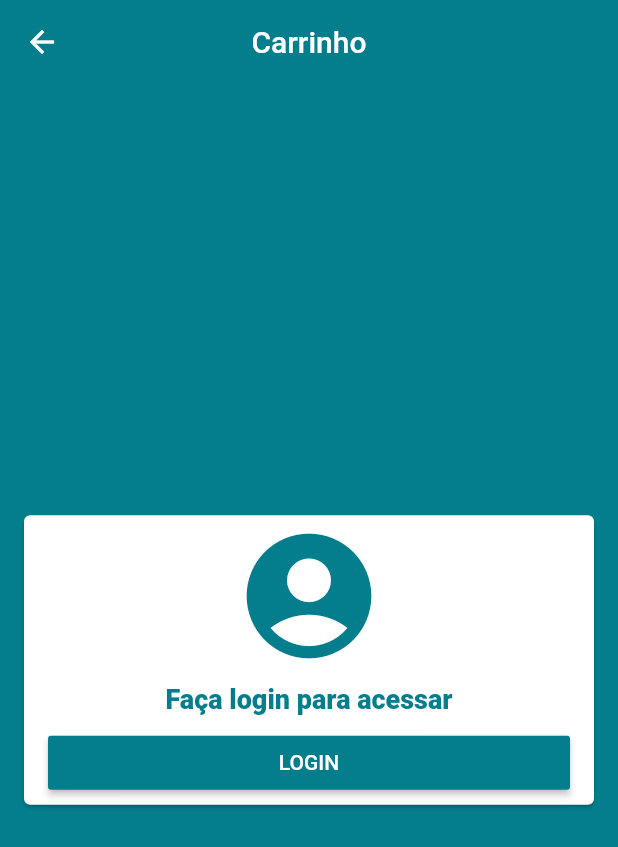
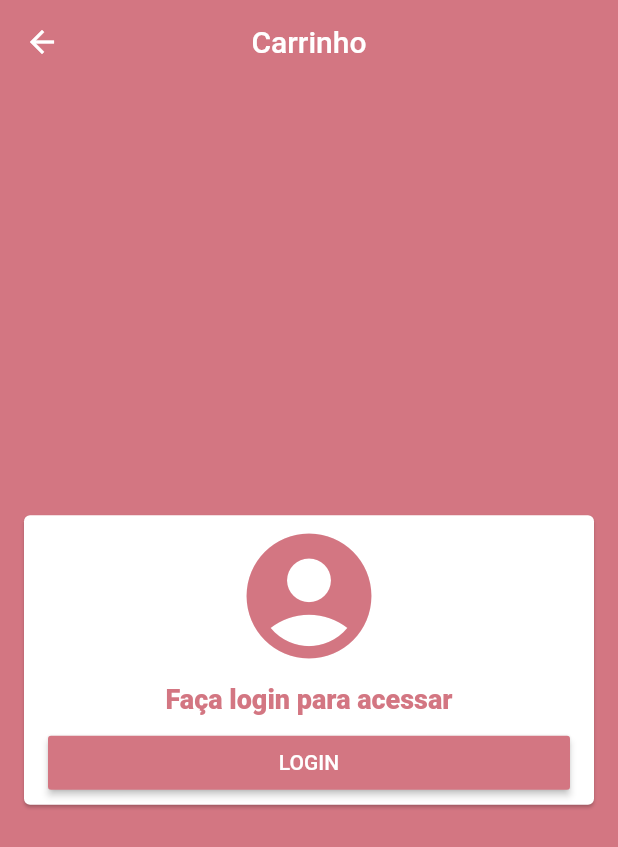
Before and after one commit to erick-adl/espaco-infinito-flutter-app, a Flutter app: the screen it shows after launch, after a tap on the "shopping cart" icon, on a phone screen of 412 x 824 dp. Shown: the top 847 px of the screen. Run offline on Flutter 3.47's test engine with Material 2 defaults, Android fonts, the phone set to English and light mode, and no system bars; our stand-ins replace cached_network_image, carousel_pro, cloud_firestore, firebase_auth, firebase_messaging, firebase_storage and 6 more; missing offline and left inert: alphabet_list_scroll_view, map_launcher; accounts and stored records are empty.

Commit message:
new app comming

```diff
--- a/lib/common/custom_drawer/custom_drawer_header.dart
+++ b/lib/common/custom_drawer/custom_drawer_header.dart
@@ -17,8 +17,8 @@ class CustomDrawerHeader extends StatelessWidget {
             decoration: BoxDecoration(
                 gradient: LinearGradient(
               colors: [
-                Color.fromARGB(255, 4, 90, 120),
-                Color.fromARGB(255, 4, 125, 141),
+                Color.fromARGB(255, 211, 118, 130),
+                Color.fromARGB(255, 253, 181, 168)
               ],
               begin: Alignment.topCenter,
               end: Alignment.bottomCenter,
--- a/lib/main.dart
+++ b/lib/main.dart
@@ -64,8 +64,8 @@ class MyApp extends StatelessWidget {
         title: 'Loja do Erick',
         debugShowCheckedModeBanner: false,
         theme: ThemeData(
-          primaryColor: const Color.fromARGB(255, 4, 125, 141),
-          scaffoldBackgroundColor: const Color.fromARGB(255, 4, 125, 141),
+          primaryColor: Color.fromARGB(255, 211, 118, 130),
+          scaffoldBackgroundColor: Color.fromARGB(255, 211, 118, 130),
           appBarTheme: const AppBarTheme(elevation: 0),
           visualDensity: VisualDensity.adaptivePlatformDensity,
         ),
--- a/lib/screens/cart/cart_screen.dart
+++ b/lib/screens/cart/cart_screen.dart
@@ -2,7 +2,9 @@ import 'package:flutter/material.dart';
 import 'package:infinito/common/empty_card.dart';
 import 'package:infinito/common/login_card.dart';
 import 'package:infinito/common/price_card.dart';
+import 'package:infinito/helpers/url_lauch.dart';
 import 'package:infinito/models/cart_manager.dart';
+import 'package:infinito/models/stores_manager.dart';
 import 'package:infinito/screens/cart/components/cart_tile.dart';
 import 'package:provider/provider.dart';
 
@@ -14,8 +16,8 @@ class CartScreen extends StatelessWidget {
         title: const Text('Carrinho'),
         centerTitle: true,
       ),
-      body: Consumer<CartManager>(
-        builder: (_, cartManager, __) {
+      body: Consumer2<CartManager, StoresManager>(
+        builder: (_, cartManager, storesManager, __) {
           if (cartManager.user == null) {
             return LoginCard();
           }
@@ -36,7 +38,21 @@ class CartScreen extends StatelessWidget {
               ),
               PriceCard(
                   buttonText: 'Finalizar pedido por WhatsApp',
-                  onPressed: (cartManager.isCartValid ? () {} : null)),
+                  onPressed: (cartManager.isCartValid
+                      ? () {
+                          var listName = cartManager.items
+                              .map((e) => '${e.product.name}%0A')
+                              .toList()
+                              .join();
+                          // listName = listName.substring(1, listName.length);
+                          final contactNumber =
+                              storesManager.stores.first.whatsapp;
+
+                          UrlLauch.launchInBrowser(
+                              "https://api.whatsapp.com/send?phone=$contactNumber&text=Ol%C3%A1!%20Gostaria%20de%20comprar%20os%20seguintes%20itens:%0A" +
+                                  listName);
+                        }
+                      : null)),
             ],
           );
         },
--- a/lib/screens/home/home_screen.dart
+++ b/lib/screens/home/home_screen.dart
@@ -17,8 +17,8 @@ class HomeScreen extends StatelessWidget {
           Container(
             decoration: BoxDecoration(
                 gradient: LinearGradient(colors: const [
-              Color.fromARGB(255, 4, 125, 141),
-              Color.fromARGB(255, 4, 90, 120)
+              Color.fromARGB(255, 211, 118, 130),
+              Color.fromARGB(255, 253, 181, 168)
             ], begin: Alignment.topCenter, end: Alignment.bottomCenter)),
           ),
           CustomScrollView(
--- a/pubspec.yaml
+++ b/pubspec.yaml
@@ -11,7 +11,7 @@ description: A new Flutter project.
 # In iOS, build-name is used as CFBundleShortVersionString while build-number used as CFBundleVersion.
 # Read more about iOS versioning at
 # https://developer.apple.com/library/archive/documentation/General/Reference/InfoPlistKeyReference/Articles/CoreFoundationKeys.html
-version: 1.0.0+11
+version: 1.0.0+12
 
 environment:
   sdk: ">=2.7.0 <3.0.0"
```
